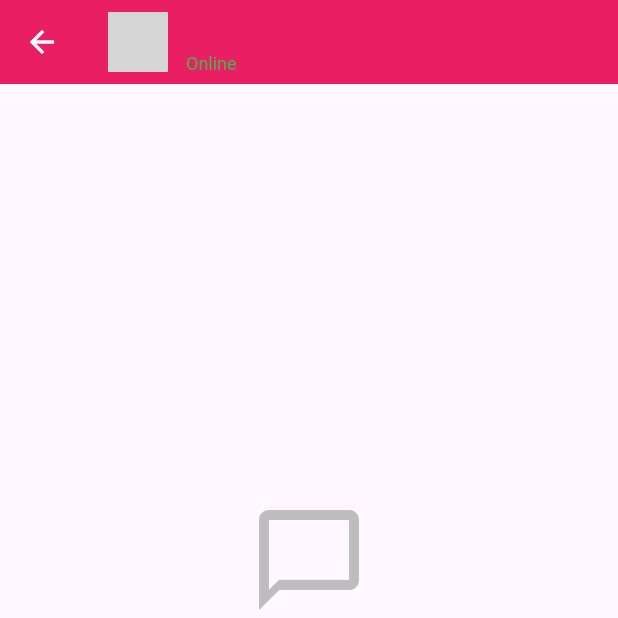
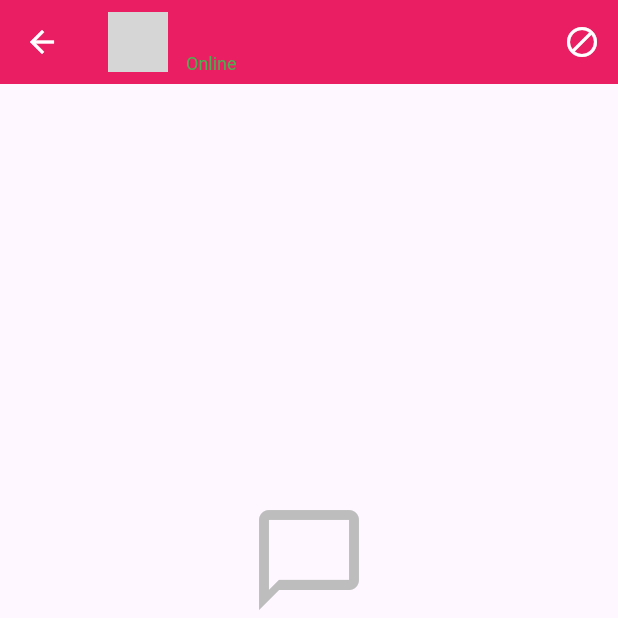
Before and after one commit to sasikad1/flutter-firebase-spark-project, a Flutter app: the ChatScreen screen opened directly with empty values, after a tap on the "send" icon, on a phone screen of 412 x 824 dp, the top half of it. Run offline on Flutter 3.47's test engine with Material 3 defaults, Android fonts, the light colour scheme and no system bars; our stand-ins replace cloud_firestore, firebase_auth, firebase_core, firebase_storage, google_sign_in, image_picker and 1 more; accounts and stored records are empty; generated files the repository leaves out were written again; network calls fail; grey boxes are pictures that could not be loaded.

Commit message:
matches fix

```diff
--- a/lib/screens/chat_screen.dart
+++ b/lib/screens/chat_screen.dart
@@ -2,7 +2,8 @@ import 'package:flutter/material.dart';
 import 'package:firebase_auth/firebase_auth.dart';
 import 'package:cloud_firestore/cloud_firestore.dart';
 import 'package:intl/intl.dart';
-import '../services/presence_service.dart'; // Presence service import කරන්න
+import '../services/block_service.dart'; // Add block service
+import '../services/presence_service.dart';
 
 class ChatScreen extends StatefulWidget {
   final String matchId;
@@ -23,8 +24,18 @@ class ChatScreen extends StatefulWidget {
 class _ChatScreenState extends State<ChatScreen> {
   final _auth = FirebaseAuth.instance;
   final _firestore = FirebaseFirestore.instance;
+  final _blockService = BlockService();
   final _messageController = TextEditingController();
   final _scrollController = ScrollController();
+
+  bool _isLoading = false;
+  bool _isBlocked = false;
+
+  @override
+  void initState() {
+    super.initState();
+    _checkBlockStatus();
+  }
 
   @override
   void dispose() {
@@ -33,8 +44,105 @@ class _ChatScreenState extends State<ChatScreen> {
     super.dispose();
   }
 
+  // Check if user is blocked
+  Future<void> _checkBlockStatus() async {
+    final isBlocked = await _blockService.isUserBlocked(widget.otherUserId);
+    if (mounted) {
+      setState(() {
+        _isBlocked = isBlocked;
+      });
+    }
+  }
+
+  // Block user from chat
+  Future<void> _blockUser() async {
+    final userName = widget.otherUserData['name'] ?? 'this user';
+
+    // Show confirmation dialog
+    final confirm = await showDialog<bool>(
+      context: context,
+      builder: (context) => AlertDialog(
+        title: const Icon(Icons.block, color: Colors.red, size: 40),
+        content: Column(
+          mainAxisSize: MainAxisSize.min,
+          children: [
+            const Text(
+              'Block User',
+              style: TextStyle(fontSize: 20, fontWeight: FontWeight.bold),
+            ),
+            const SizedBox(height: 16),
+            Text('Are you sure you want to block $userName?'),
+            const SizedBox(height: 8),
+            const Text(
+              'They will not be able to send you messages and the chat will be deleted.',
+              style: TextStyle(fontSize: 12, color: Colors.grey),
+            ),
+          ],
+        ),
+        actions: [
+          TextButton(
+            onPressed: () => Navigator.pop(context, false),
+            child: const Text('Cancel'),
+          ),
+          ElevatedButton(
+            onPressed: () => Navigator.pop(context, true),
+            style: ElevatedButton.styleFrom(
+              backgroundColor: Colors.red,
+              foregroundColor: Colors.white,
+            ),
+            child: const Text('Block'),
+          ),
+        ],
+      ),
+    );
+
+    if (confirm == true) {
+      setState(() => _isLoading = true);
+
+      final success = await _blockService.blockUser(widget.otherUserId);
+
+      if (success && mounted) {
+        setState(() {
+          _isBlocked = true;
+          _isLoading = false;
+        });
+
+        ScaffoldMessenger.of(context).showSnackBar(
+          const SnackBar(
+            content: Text('User blocked successfully'),
+            backgroundColor: Colors.green,
+            behavior: SnackBarBehavior.floating,
+          ),
+        );
+
+        // Go back to matches screen
+        Navigator.pop(context);
+      } else {
+        setState(() => _isLoading = false);
+        ScaffoldMessenger.of(context).showSnackBar(
+          const SnackBar(
+            content: Text('Failed to block user'),
+            backgroundColor: Colors.red,
+            behavior: SnackBarBehavior.floating,
+          ),
+        );
+      }
+    }
+  }
+
   // Send message
   Future<void> _sendMessage() async {
+    if (_isBlocked) {
+      ScaffoldMessenger.of(context).showSnackBar(
+        const SnackBar(
+          content: Text('Cannot send messages to blocked user'),
+          backgroundColor: Colors.red,
+          behavior: SnackBarBehavior.floating,
+        ),
+      );
+      return;
+    }
+
     if (_messageController.text.trim().isEmpty) return;
 
     final currentUserId = _auth.currentUser?.uid;
@@ -109,7 +217,7 @@ class _ChatScreenState extends State<ChatScreen> {
                       ? const Icon(Icons.person, size: 20, color: Colors.pink)
                       : null,
                 ),
-                // Online status indicator (StreamBuilder)
+                // Online status indicator
                 StreamBuilder<DocumentSnapshot>(
                   stream: _firestore.collection('users').doc(widget.otherUserId).snapshots(),
                   builder: (context, snapshot) {
@@ -157,7 +265,6 @@ class _ChatScreenState extends State<ChatScreen> {
                       final lastSeen = data?['lastSeen'] as Timestamp?;
                       final showOnlineStatus = data?['showOnlineStatus'] ?? true;
 
-                      // If user disabled showing online status, don't show anything
                       if (!showOnlineStatus) {
                         return const SizedBox();
                       }
@@ -178,9 +285,44 @@ class _ChatScreenState extends State<ChatScreen> {
         ),
         backgroundColor: Colors.pink,
         foregroundColor: Colors.white,
+        actions: [
+          // Block button (only show if not already blocked)
+          if (!_isBlocked)
+            IconButton(
+              icon: const Icon(Icons.block),
+              onPressed: _isLoading ? null : _blockUser,
+              tooltip: 'Block User',
+            ),
+        ],
       ),
-      body: Column(
+      body: _isLoading
+          ? const Center(child: CircularProgressIndicator())
+          : Column(
         children: [
+          // Blocked message (if blocked)
+          if (_isBlocked)
+            Container(
+              padding: const EdgeInsets.all(12),
+              margin: const EdgeInsets.all(16),
+              decoration: BoxDecoration(
+                color: Colors.red.shade50,
+                borderRadius: BorderRadius.circular(12),
+                border: Border.all(color: Colors.red.shade200),
+              ),
+              child: Row(
+                children: [
+                  const Icon(Icons.block, color: Colors.red),
+                  const SizedBox(width: 8),
+                  Expanded(
+                    child: Text(
+                      'You have blocked $otherUserName. Unblock to send messages.',
+                      style: const TextStyle(color: Colors.red),
+                    ),
+                  ),
+                ],
+              ),
+            ),
+
           // Messages List
           Expanded(
             child: StreamBuilder<QuerySnapshot>(
@@ -242,7 +384,7 @@ class _ChatScreenState extends State<ChatScreen> {
             ),
           ),
 
-          // Message Input
+          // Message Input (disabled if blocked)
           Container(
             padding: const EdgeInsets.all(8),
             decoration: BoxDecoration(
@@ -262,16 +404,21 @@ class _ChatScreenState extends State<ChatScreen> {
                 Expanded(
                   child: TextField(
                     controller: _messageController,
+                    enabled: !_isBlocked, // Disable if blocked
                     decoration: InputDecoration(
-                      hintText: 'Type a message...',
+                      hintText: _isBlocked
+                          ? 'Cannot send messages'
+                          : 'Type a message...',
                       border: OutlineInputBorder(
                         borderRadius: BorderRadius.circular(24),
                         borderSide: BorderSide.none,
                       ),
                       filled: true,
-                      fillColor: Theme.of(context).brightness == Brightness.light
+                      fillColor: _isBlocked
+                          ? Colors.grey.shade200
+                          : (Theme.of(context).brightness == Brightness.light
                           ? Colors.grey.shade100
-                          : const Color(0xFF2C2C2C),
+                          : const Color(0xFF2C2C2C)),
                       contentPadding: const EdgeInsets.symmetric(
                         horizontal: 16,
                         vertical: 8,
@@ -284,10 +431,10 @@ class _ChatScreenState extends State<ChatScreen> {
                 ),
                 const SizedBox(width: 8),
                 CircleAvatar(
-                  backgroundColor: Colors.pink,
+                  backgroundColor: _isBlocked ? Colors.grey : Colors.pink,
                   child: IconButton(
                     icon: const Icon(Icons.send, color: Colors.white),
-                    onPressed: _sendMessage,
+                    onPressed: _isBlocked ? null : _sendMessage,
                   ),
                 ),
               ],
```
